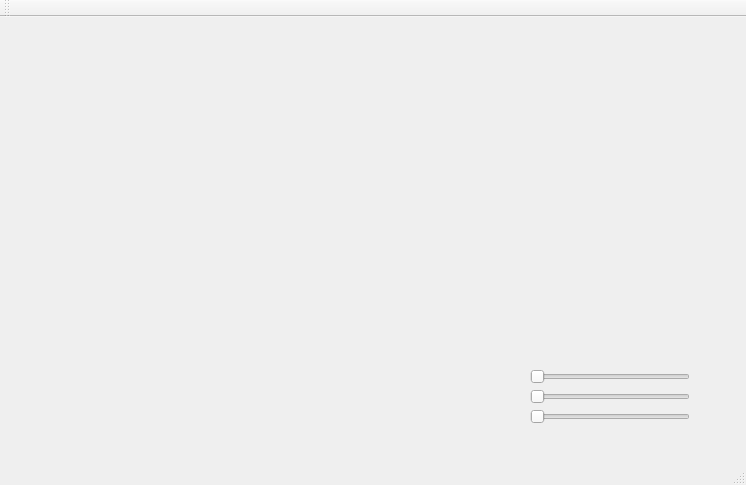
This is mainwindow.ui in haxelion/CityGenerator as Qt 5 draws it before an edit. The edited form follows.
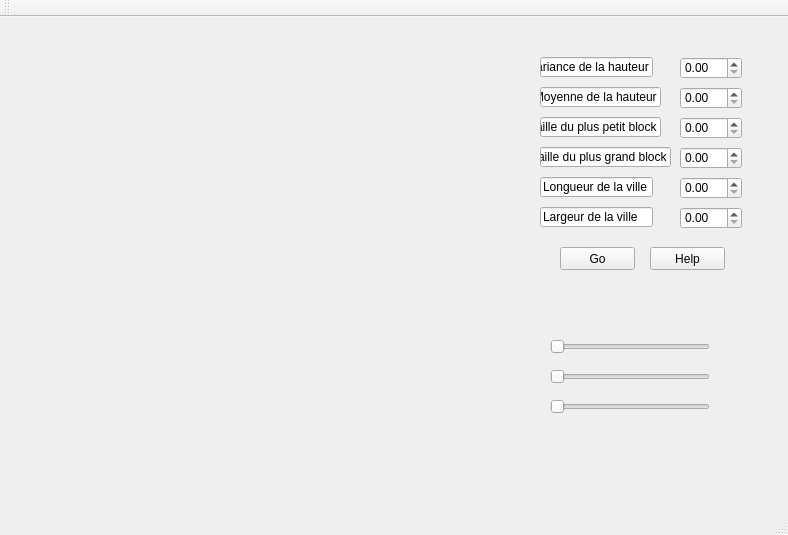
This is the edited form. Custom widgets are drawn as their Qt base class.

Commit message: Changement de l'UI

Patch:
```diff
--- a/mainwindow.ui
+++ b/mainwindow.ui
@@ -6,8 +6,8 @@
    <rect>
     <x>0</x>
     <y>0</y>
-    <width>746</width>
-    <height>485</height>
+    <width>788</width>
+    <height>535</height>
    </rect>
   </property>
   <property name="windowTitle">
@@ -17,18 +17,18 @@
    <widget class="GLWidget" name="widget" native="true">
     <property name="geometry">
      <rect>
-      <x>10</x>
-      <y>10</y>
-      <width>471</width>
-      <height>381</height>
+      <x>19</x>
+      <y>9</y>
+      <width>511</width>
+      <height>431</height>
      </rect>
     </property>
    </widget>
    <widget class="QSlider" name="horizontalSlider">
     <property name="geometry">
      <rect>
-      <x>530</x>
-      <y>390</y>
+      <x>550</x>
+      <y>320</y>
       <width>160</width>
       <height>19</height>
      </rect>
@@ -40,7 +40,7 @@
    <widget class="QSlider" name="horizontalSlider_2">
     <property name="geometry">
      <rect>
-      <x>530</x>
+      <x>550</x>
       <y>350</y>
       <width>160</width>
       <height>19</height>
@@ -53,8 +53,8 @@
    <widget class="QSlider" name="horizontalSlider_3">
     <property name="geometry">
      <rect>
-      <x>530</x>
-      <y>370</y>
+      <x>550</x>
+      <y>380</y>
       <width>160</width>
       <height>19</height>
      </rect>
@@ -63,6 +63,214 @@
      <enum>Qt::Horizontal</enum>
     </property>
    </widget>
+   <widget class="QPushButton" name="pushButton">
+    <property name="geometry">
+     <rect>
+      <x>560</x>
+      <y>230</y>
+      <width>75</width>
+      <height>23</height>
+     </rect>
+    </property>
+    <property name="text">
+     <string>Go</string>
+    </property>
+   </widget>
+   <widget class="QPushButton" name="pushButton_2">
+    <property name="geometry">
+     <rect>
+      <x>650</x>
+      <y>230</y>
+      <width>75</width>
+      <height>23</height>
+     </rect>
+    </property>
+    <property name="text">
+     <string>Help</string>
+    </property>
+   </widget>
+   <widget class="QWidget" name="verticalLayoutWidget">
+    <property name="geometry">
+     <rect>
+      <x>540</x>
+      <y>310</y>
+      <width>191</width>
+      <height>91</height>
+     </rect>
+    </property>
+    <layout class="QVBoxLayout" name="verticalLayout"/>
+   </widget>
+   <widget class="QDoubleSpinBox" name="doubleSpinBox">
+    <property name="geometry">
+     <rect>
+      <x>680</x>
+      <y>70</y>
+      <width>62</width>
+      <height>22</height>
+     </rect>
+    </property>
+   </widget>
+   <widget class="QDoubleSpinBox" name="doubleSpinBox_2">
+    <property name="geometry">
+     <rect>
+      <x>680</x>
+      <y>100</y>
+      <width>62</width>
+      <height>22</height>
+     </rect>
+    </property>
+   </widget>
+   <widget class="QLineEdit" name="lineEdit">
+    <property name="geometry">
+     <rect>
+      <x>540</x>
+      <y>70</y>
+      <width>121</width>
+      <height>20</height>
+     </rect>
+    </property>
+    <property name="text">
+     <string>Moyenne de la hauteur</string>
+    </property>
+   </widget>
+   <widget class="QLineEdit" name="lineEdit_2">
+    <property name="geometry">
+     <rect>
+      <x>540</x>
+      <y>100</y>
+      <width>121</width>
+      <height>20</height>
+     </rect>
+    </property>
+    <property name="text">
+     <string>Taille du plus petit block</string>
+    </property>
+   </widget>
+   <widget class="QLineEdit" name="lineEdit_3">
+    <property name="geometry">
+     <rect>
+      <x>540</x>
+      <y>130</y>
+      <width>131</width>
+      <height>20</height>
+     </rect>
+    </property>
+    <property name="text">
+     <string>Taille du plus grand block</string>
+    </property>
+   </widget>
+   <widget class="QLineEdit" name="lineEdit_4">
+    <property name="geometry">
+     <rect>
+      <x>540</x>
+      <y>160</y>
+      <width>113</width>
+      <height>20</height>
+     </rect>
+    </property>
+    <property name="text">
+     <string>Longueur de la ville</string>
+    </property>
+   </widget>
+   <widget class="QLineEdit" name="lineEdit_5">
+    <property name="geometry">
+     <rect>
+      <x>540</x>
+      <y>190</y>
+      <width>113</width>
+      <height>20</height>
+     </rect>
+    </property>
+    <property name="text">
+     <string>Largeur de la ville</string>
+    </property>
+   </widget>
+   <widget class="QLineEdit" name="lineEdit_6">
+    <property name="geometry">
+     <rect>
+      <x>540</x>
+      <y>40</y>
+      <width>113</width>
+      <height>20</height>
+     </rect>
+    </property>
+    <property name="text">
+     <string>Variance de la hauteur</string>
+    </property>
+   </widget>
+   <widget class="QDoubleSpinBox" name="doubleSpinBox_3">
+    <property name="geometry">
+     <rect>
+      <x>680</x>
+      <y>40</y>
+      <width>62</width>
+      <height>22</height>
+     </rect>
+    </property>
+   </widget>
+   <widget class="QDoubleSpinBox" name="doubleSpinBox_4">
+    <property name="geometry">
+     <rect>
+      <x>680</x>
+      <y>130</y>
+      <width>62</width>
+      <height>22</height>
+     </rect>
+    </property>
+   </widget>
+   <widget class="QDoubleSpinBox" name="doubleSpinBox_5">
+    <property name="geometry">
+     <rect>
+      <x>680</x>
+      <y>160</y>
+      <width>62</width>
+      <height>22</height>
+     </rect>
+    </property>
+   </widget>
+   <widget class="QDoubleSpinBox" name="doubleSpinBox_6">
+    <property name="geometry">
+     <rect>
+      <x>680</x>
+      <y>190</y>
+      <width>62</width>
+      <height>22</height>
+     </rect>
+    </property>
+   </widget>
+   <widget class="QWidget" name="verticalLayoutWidget_2">
+    <property name="geometry">
+     <rect>
+      <x>540</x>
+      <y>30</y>
+      <width>201</width>
+      <height>191</height>
+     </rect>
+    </property>
+    <layout class="QVBoxLayout" name="verticalLayout_3"/>
+   </widget>
+   <widget class="QWidget" name="horizontalLayoutWidget">
+    <property name="geometry">
+     <rect>
+      <x>550</x>
+      <y>210</y>
+      <width>191</width>
+      <height>71</height>
+     </rect>
+    </property>
+    <layout class="QHBoxLayout" name="horizontalLayout"/>
+   </widget>
+   <widget class="QWidget" name="gridLayoutWidget">
+    <property name="geometry">
+     <rect>
+      <x>10</x>
+      <y>0</y>
+      <width>741</width>
+      <height>461</height>
+     </rect>
+    </property>
+    <layout class="QGridLayout" name="gridLayout"/>
+   </widget>
   </widget>
   <widget class="QMenuBar" name="menuBar">
    <property name="geometry">
```
Left out of the diff: 2 changed lines with no effect on the pictures.
